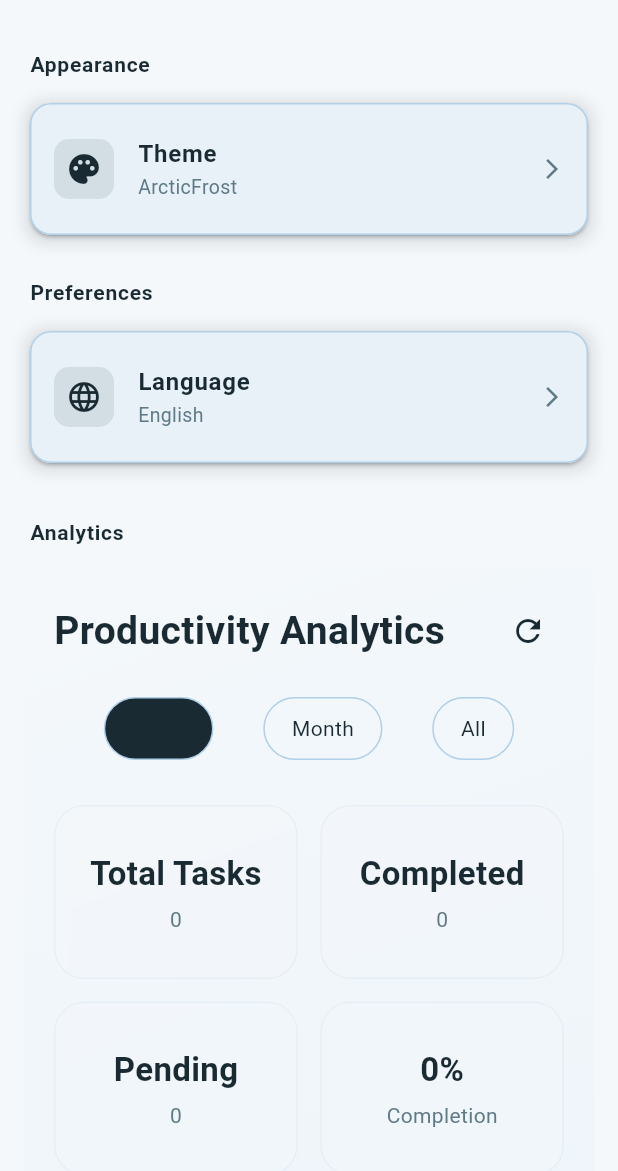
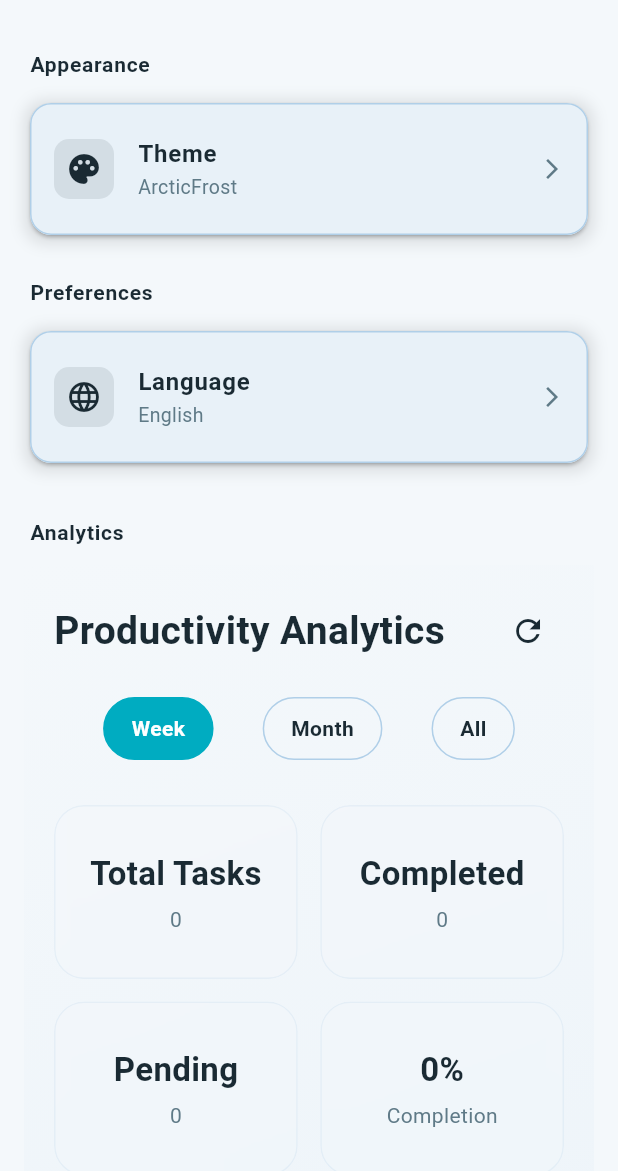
Before and after one commit to mendauuu/do_it_now, a Flutter app: the SettingsPage screen opened directly with sample values from the repository, on a phone screen of 412 x 824 dp, the part 65-1236 px from its top. Run offline on Flutter 3.47's test engine with Material 3 defaults, Android fonts, the phone set to English and light mode, and no system bars; our stand-ins replace bloc, equatable, fl_chart, flutter_bloc, hive, hive_flutter and 3 more; accounts and stored records are empty.

Commit message:
fixed switch buttons colors

```diff
--- a/lib/ui/ui_screens/analysis/analysis_screen.dart
+++ b/lib/ui/ui_screens/analysis/analysis_screen.dart
@@ -146,12 +146,17 @@ class _FilterSelector extends StatelessWidget {
                     const EdgeInsets.symmetric(horizontal: 18, vertical: 10),
                 decoration: BoxDecoration(
                   borderRadius: BorderRadius.circular(30),
-                  color: selected ? theme.hourHandColor : Colors.transparent,
-                  border: Border.all(color: theme.borderColor),
+                  color: selected ? theme.buttonColor : Colors.transparent,
+                  border: Border.all(
+                    color: selected ? theme.buttonColor : theme.borderColor,
+                  ),
                 ),
                 child: Text(
                   f,
-                  style: TextStyle(color: theme.textColor),
+                  style: TextStyle(
+                    color: selected ? Colors.white : theme.textColor,
+                    fontWeight: FontWeight.bold,
+                  ),
                 ),
               ),
             );
```
